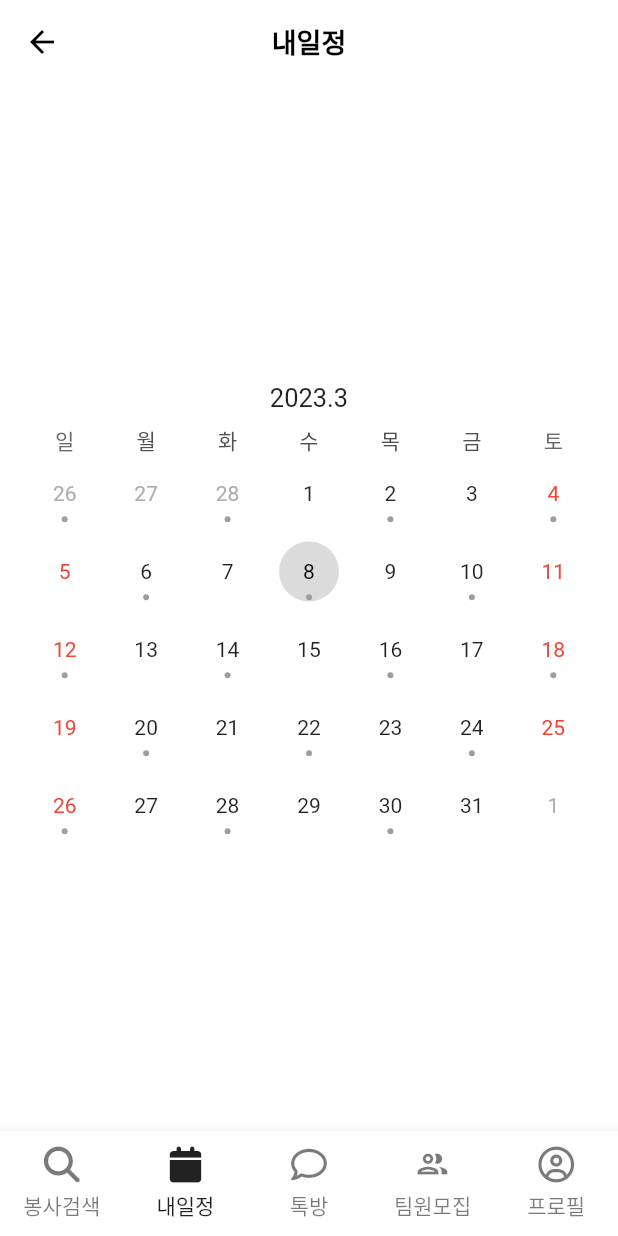
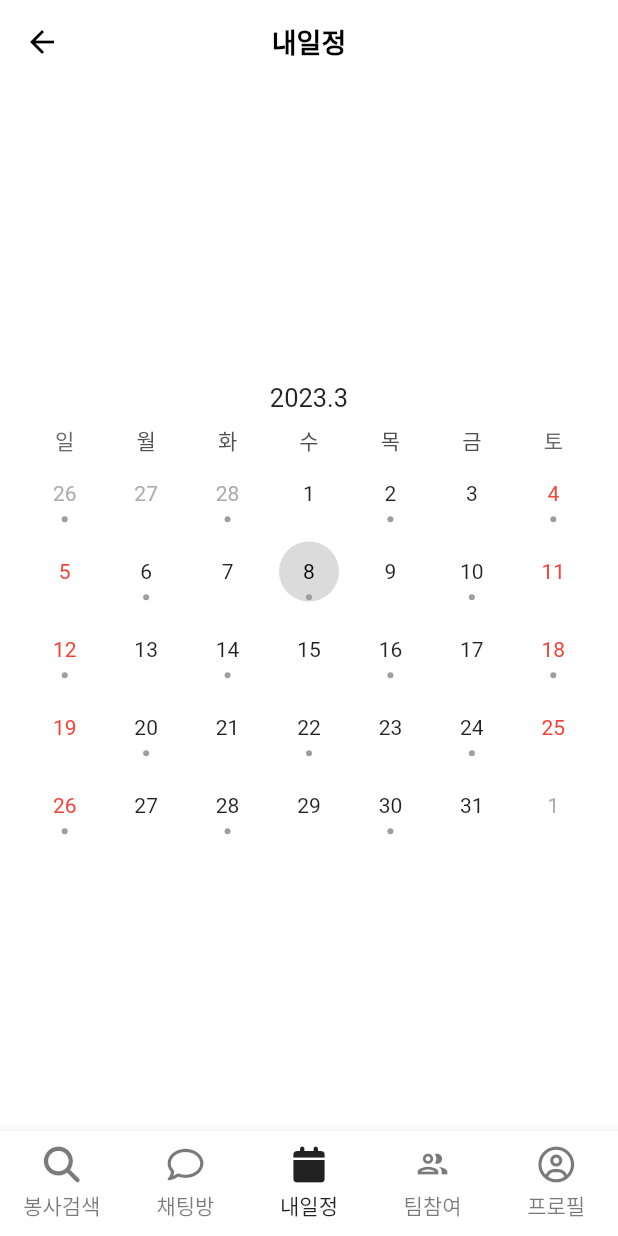
Before and after one commit to 2023-Together/Together_Dev_Flutter, a Flutter app: the MainNavigation screen opened directly, item 2 of the bottom bar chosen, after a tap on "내일정", on a phone screen of 412 x 824 dp. Run offline on Flutter 3.47's test engine with Material 2 defaults, Android fonts, the phone set to English and light mode, and no system bars; drawn by our look-alikes of table_calendar; our stand-ins replace flutter_secure_storage, font_awesome_flutter, get; accounts and stored records are empty; network calls fail.

Commit message:
내일정 페이지 위치 변경

```diff
--- a/lib/features/main_navigation/mian_navigation.dart
+++ b/lib/features/main_navigation/mian_navigation.dart
@@ -50,11 +50,11 @@ class _MainNavigationState extends State<MainNavigation> {
           ),
           Offstage(
             offstage: _selectedIndex != 1,
-            child: const UserCalendarScreen(),
+            child: const ChattingScreen(),
           ),
           Offstage(
             offstage: _selectedIndex != 2,
-            child: const ChattingScreen(),
+            child: const UserCalendarScreen(),
           ),
           Offstage(
             offstage: _selectedIndex != 3,
@@ -78,23 +78,23 @@ class _MainNavigationState extends State<MainNavigation> {
               selectedIndex: _selectedIndex,
             ),
             NavTab(
-              text: "내일정",
+              text: "채팅방",
               isSelected: _selectedIndex == 1,
-              icon: FontAwesomeIcons.calendar,
-              selectedIcon: FontAwesomeIcons.solidCalendar,
+              icon: FontAwesomeIcons.comment,
+              selectedIcon: FontAwesomeIcons.solidComment,
               onTap: () => _onTap(1),
               selectedIndex: _selectedIndex,
             ),
             NavTab(
-              text: "톡방",
+              text: "내일정",
               isSelected: _selectedIndex == 2,
-              icon: FontAwesomeIcons.comment,
-              selectedIcon: FontAwesomeIcons.solidComment,
+              icon: FontAwesomeIcons.calendar,
+              selectedIcon: FontAwesomeIcons.solidCalendar,
               onTap: () => _onTap(2),
               selectedIndex: _selectedIndex,
             ),
             NavTab(
-              text: "팀원모집",
+              text: "팀참여",
               isSelected: _selectedIndex == 3,
               icon: Icons.people_outlined,
               selectedIcon: Icons.people_rounded,
```
